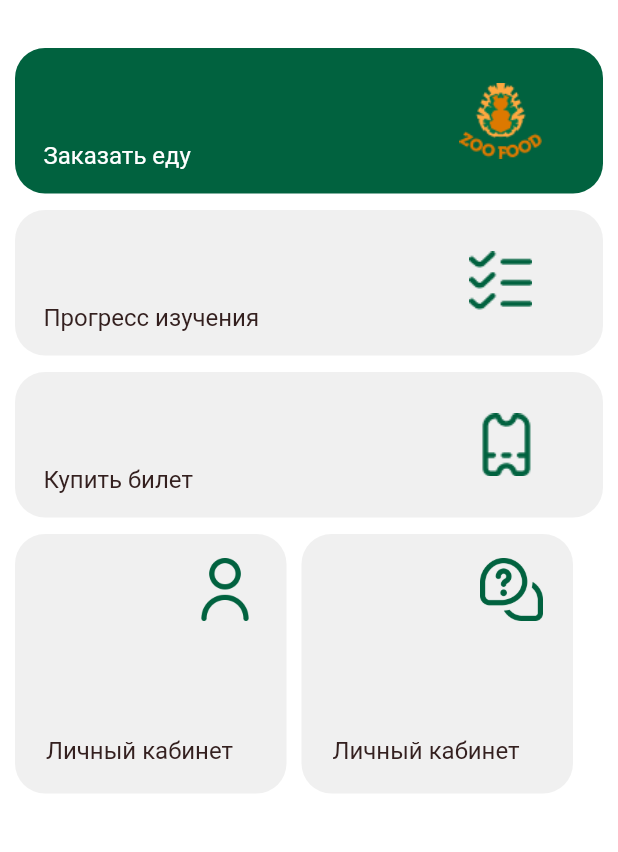
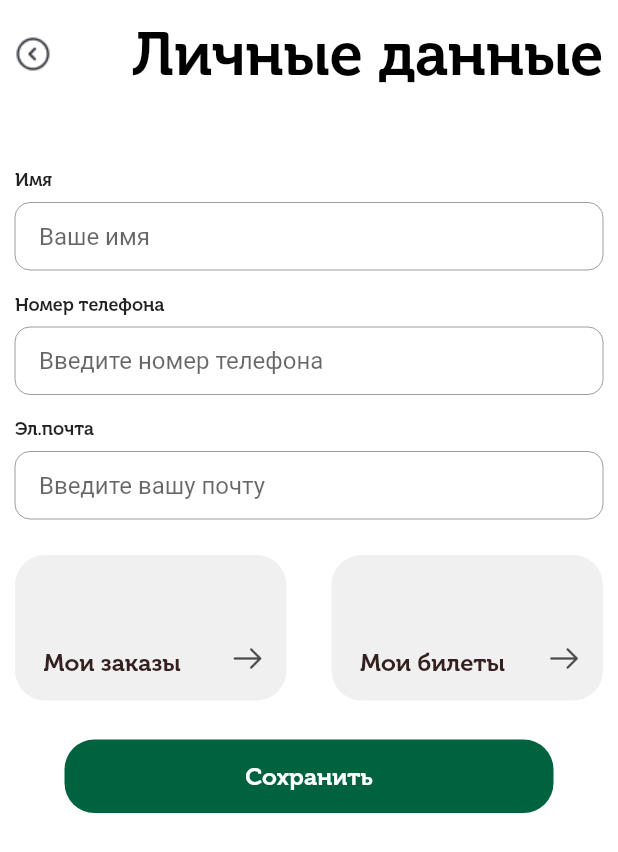
Before and after one commit to Zoorman24/ZooProject, a Flutter app: the profile screen opened directly, after a tap on "Личный кабинет", on a phone screen of 412 x 824 dp. Shown: the top 852 px of the screen. Run offline on Flutter 3.47's test engine with Material 2 defaults, Android fonts, the phone set to English and light mode, and no system bars; our stand-ins replace audioplayers, simple_circular_progress_bar; Roboto replaces fonts that are missing (mouse700).

Commit message:
Добавлены страницы в профиле

```diff
--- a/Zoo_Project_List/lib/ListQuest/OnePage/WidgetsOnePageList/OnePageLIST.dart
+++ b/Zoo_Project_List/lib/ListQuest/OnePage/WidgetsOnePageList/OnePageLIST.dart
@@ -36,7 +36,9 @@ class _QuestList extends State<QuestList> {
                 mainAxisAlignment: MainAxisAlignment.spaceBetween,
                 children: [
                   InkWell(
-                    onTap: () {},
+                    onTap: () {
+                      Navigator.pop(context);
+                    },
                     child: const Icon(
                       Icons.arrow_back_ios_new_rounded,
                       size: 20,
--- /dev/null
+++ b/Zoo_Project_List/lib/ProfileList/listquestion/Personaldata.dart
@@ -0,0 +1,243 @@
+import 'package:Zoo_Project/image/image.dart';
+import 'package:flutter/material.dart';
+
+@override
+class Personaldata extends StatefulWidget {
+  const Personaldata({super.key});
+  @override
+  State<Personaldata> createState() => _Personaldata();
+}
+
+class _Personaldata extends State<Personaldata> {
+  @override
+  Widget build(BuildContext context) {
+    return Scaffold(
+      backgroundColor: const Color.fromARGB(255, 255, 255, 255),
+      body: SafeArea(
+        child: Padding(
+          padding: const EdgeInsets.fromLTRB(10, 12, 10, 0),
+          child: Column(
+            children: [
+              Row(
+                mainAxisAlignment: MainAxisAlignment.spaceBetween,
+                children: [
+                  InkWell(
+                    onTap: () {
+                      Navigator.pop(context);
+                    },
+                    child: Image(image: appimages.arrowcircleleft),
+                  ),
+                  Text(
+                    'Личные данные',
+                    style: TextStyle(
+                        fontSize: 40,
+                        fontFamily: 'museo700',
+                        color: Colors.black),
+                  ),
+                ],
+              ),
+              SizedBox(
+                height: 53,
+              ),
+              Container(
+                child: Column(
+                  mainAxisAlignment: MainAxisAlignment.start,
+                  children: [
+                    Row(children: [
+                      Text(
+                        'Имя',
+                        style: TextStyle(
+                          fontFamily: 'museo700',
+                          fontSize: 12,
+                        ),
+                      ),
+                    ]),
+                    SizedBox(
+                      height: 8,
+                    ),
+                    TextField(
+                      decoration: InputDecoration(
+                        isCollapsed: true,
+                        contentPadding: EdgeInsets.fromLTRB(16, 13, 0, 13),
+                        border: OutlineInputBorder(
+                          borderSide: BorderSide(
+                            color: Color.fromARGB(255, 197, 198, 204),
+                            width: 1,
+                          ),
+                          borderRadius: BorderRadius.circular(10),
+                        ),
+                        hintText: 'Ваше имя',
+                      ),
+                    ),
+                  ],
+                ),
+              ),
+              SizedBox(
+                height: 16,
+              ),
+              Container(
+                child: Column(
+                  mainAxisAlignment: MainAxisAlignment.start,
+                  children: [
+                    Row(children: [
+                      Text(
+                        'Номер телефона',
+                        style: TextStyle(
+                          fontFamily: 'museo700',
+                          fontSize: 12,
+                        ),
+                      ),
+                    ]),
+                    SizedBox(
+                      height: 8,
+                    ),
+                    TextField(
+                      decoration: InputDecoration(
+                        isCollapsed: true,
+                        contentPadding: EdgeInsets.fromLTRB(16, 13, 0, 13),
+                        border: OutlineInputBorder(
+                          borderSide: BorderSide(
+                            color: Color.fromARGB(255, 197, 198, 204),
+                            width: 1,
+                          ),
+                          borderRadius: BorderRadius.circular(10),
+                        ),
+                        hintText: 'Введите номер телефона',
+                      ),
+                    ),
+                  ],
+                ),
+              ),
+              SizedBox(
+                height: 16,
+              ),
+              Container(
+                child: Column(
+                  mainAxisAlignment: MainAxisAlignment.start,
+                  children: [
+                    Row(children: [
+                      Text(
+                        'Эл.почта',
+                        style: TextStyle(
+                          fontFamily: 'museo700',
+                          fontSize: 12,
+                        ),
+                      ),
+                    ]),
+                    SizedBox(
+                      height: 8,
+                    ),
+                    TextField(
+                      decoration: InputDecoration(
+                        isCollapsed: true,
+                        contentPadding: EdgeInsets.fromLTRB(16, 13, 0, 13),
+                        border: OutlineInputBorder(
+                          borderSide: BorderSide(
+                            color: Color.fromARGB(255, 197, 198, 204),
+                            width: 1,
+                          ),
+                          borderRadius: BorderRadius.circular(10),
+                        ),
+                        hintText: 'Введите вашу почту',
+                      ),
+                    ),
+                  ],
+                ),
+              ),
+              SizedBox(
+                height: 24,
+              ),
+              Row(
+                mainAxisAlignment: MainAxisAlignment.spaceBetween,
+                children: [
+                  InkWell(
+                    onTap: () {},
+                    child: Container(
+                        width: 181,
+                        height: 97,
+                        decoration: BoxDecoration(
+                            borderRadius: BorderRadius.circular(20),
+                            color: const Color.fromARGB(255, 240, 240, 240)),
+                        child: Padding(
+                          padding: const EdgeInsets.fromLTRB(19, 0, 14, 16),
+                          child: Row(
+                            mainAxisAlignment: MainAxisAlignment.spaceBetween,
+                            crossAxisAlignment: CrossAxisAlignment.end,
+                            children: [
+                              Text(
+                                'Мои заказы',
+                                style: TextStyle(
+                                    fontFamily: 'museo700',
+                                    fontSize: 16,
+                                    color:
+                                        const Color.fromARGB(255, 52, 32, 31)),
+                              ),
+                              Container(
+                                  height: 24,
+                                  width: 24,
+                                  child: Image(image: appimages.arrowright))
+                            ],
+                          ),
+                        )),
+                  ),
+                  InkWell(
+                    onTap: () {},
+                    child: Container(
+                        width: 181,
+                        height: 97,
+                        decoration: BoxDecoration(
+                            borderRadius: BorderRadius.circular(20),
+                            color: const Color.fromARGB(255, 240, 240, 240)),
+                        child: Padding(
+                          padding: const EdgeInsets.fromLTRB(19, 0, 14, 16),
+                          child: Row(
+                            mainAxisAlignment: MainAxisAlignment.spaceBetween,
+                            crossAxisAlignment: CrossAxisAlignment.end,
+                            children: [
+                              Text(
+                                'Мои билеты',
+                                style: TextStyle(
+                                    fontFamily: 'museo700',
+                                    fontSize: 16,
+                                    color:
+                                        const Color.fromARGB(255, 52, 32, 31)),
+                              ),
+                              Container(
+                                  height: 24,
+                                  width: 24,
+                                  child: Image(image: appimages.arrowright))
+                            ],
+                          ),
+                        )),
+                  ),
+                ],
+              ),
+              SizedBox(
+                height: 26,
+              ),
+              InkWell(
+                onTap: () {},
+                child: Center(
+                  child: Container(
+                      alignment: Alignment.center,
+                      height: 49,
+                      width: 326,
+                      decoration: BoxDecoration(
+                          borderRadius: BorderRadius.circular(20),
+                          color: const Color.fromARGB(255, 1, 98, 63)),
+                      child: Text(
+                        'Сохранить',
+                        style: TextStyle(
+                            fontFamily: 'museo700',
+                            fontSize: 16,
+                            color: Colors.white),
+                      )),
+                ),
+              )
+            ],
+          ),
+        ),
+      ),
+    );
+  }
+}
--- a/Zoo_Project_List/lib/ProfileList/profilelist.dart
+++ b/Zoo_Project_List/lib/ProfileList/profilelist.dart
@@ -1,5 +1,9 @@
+import 'package:Zoo_Project/ProfileList/listquestion/Personaldata.dart';
+import 'package:Zoo_Project/ProfileList/listquestion/questionlist.dart';
+import 'package:Zoo_Project/ProfileList/listquestion/tecketlist/ticketlist.dart';
 import 'package:Zoo_Project/image/image.dart';
 import 'package:flutter/material.dart';
+import 'package:Zoo_Project/ListQuest/OnePage/WidgetsOnePageList/OnePageLIST.dart';
 
 @override
 class profile extends StatefulWidget {
@@ -27,6 +31,7 @@ class _profile extends State<profile> {
                       borderRadius: BorderRadius.circular(20),
                       color: const Color.fromARGB(255, 1, 98, 63)),
                   child: Row(
+                    mainAxisAlignment: MainAxisAlignment.spaceBetween,
                     children: [
                       Container(
                         padding: EdgeInsets.fromLTRB(19, 0, 0, 16),
@@ -35,12 +40,12 @@ class _profile extends State<profile> {
                           'Заказать еду',
                           style: TextStyle(
                               fontSize: 16,
-                              fontFamily: 'mouse700',
+                              fontFamily: 'museo700',
                               color: Colors.white),
                         ),
                       ),
                       Padding(
-                        padding: const EdgeInsets.only(left: 179),
+                        padding: const EdgeInsets.fromLTRB(0, 0, 14, 0),
                         child: Container(
                           height: 60,
                           width: 55,
@@ -57,7 +62,10 @@ class _profile extends State<profile> {
                 height: 11,
               ),
               InkWell(
-                onTap: () {},
+                onTap: () {
+                  Navigator.of(context).push(
+                      MaterialPageRoute(builder: (context) => QuestList()));
+                },
                 child: Container(
                   height: 97,
                   width: double.infinity,
@@ -65,6 +73,7 @@ class _profile extends State<profile> {
                       borderRadius: BorderRadius.circular(20),
                       color: const Color.fromARGB(255, 240, 240, 240)),
                   child: Row(
+                    mainAxisAlignment: MainAxisAlignment.spaceBetween,
                     children: [
                       Container(
                         padding: EdgeInsets.fromLTRB(19, 0, 0, 16),
@@ -73,15 +82,15 @@ class _profile extends State<profile> {
                           'Прогресс изучения',
                           style: TextStyle(
                               fontSize: 16,
-                              fontFamily: 'mouse700',
+                              fontFamily: 'museo700',
                               color: const Color.fromARGB(255, 52, 32, 31)),
                         ),
                       ),
                       Padding(
-                        padding: const EdgeInsets.only(left: 140),
+                        padding: const EdgeInsets.fromLTRB(0, 0, 14, 0),
                         child: Container(
-                          height: 42,
-                          width: 42,
+                          height: 60,
+                          width: 55,
                           child: Image(
                             image: appimages.iconlistcheck,
                           ),
@@ -95,7 +104,10 @@ class _profile extends State<profile> {
                 height: 11,
               ),
               InkWell(
-                onTap: () {},
+                onTap: () {
+                  Navigator.of(context).push(
+                      MaterialPageRoute(builder: (context) => ticketlist()));
+                },
                 child: Container(
                   height: 97,
                   width: double.infinity,
@@ -103,6 +115,7 @@ class _profile extends State<profile> {
                       borderRadius: BorderRadius.circular(20),
                       color: const Color.fromARGB(255, 240, 240, 240)),
                   child: Row(
+                    mainAxisAlignment: MainAxisAlignment.spaceBetween,
                     children: [
                       Container(
                         padding: EdgeInsets.fromLTRB(19, 0, 0, 16),
@@ -111,15 +124,15 @@ class _profile extends State<profile> {
                           'Купить билет',
                           style: TextStyle(
                               fontSize: 16,
-                              fontFamily: 'mouse700',
+                              fontFamily: 'museo700',
                               color: Color.fromARGB(255, 52, 32, 31)),
                         ),
                       ),
                       Padding(
-                        padding: const EdgeInsets.only(left: 188),
+                        padding: const EdgeInsets.fromLTRB(0, 0, 14, 0),
                         child: Container(
-                          height: 42,
-                          width: 42,
+                          height: 60,
+                          width: 55,
                           child: Image(
                             image: appimages.iconfontticket,
                           ),
@@ -135,7 +148,10 @@ class _profile extends State<profile> {
               Row(
                 children: [
                   InkWell(
-                    onTap: () {},
+                    onTap: () {
+                      Navigator.of(context).push(MaterialPageRoute(
+                          builder: (context) => Personaldata()));
+                    },
                     child: Container(
                       width: 181,
                       height: 173,
@@ -157,7 +173,7 @@ class _profile extends State<profile> {
                             'Личный кабинет',
                             style: TextStyle(
                                 fontSize: 16,
-                                fontFamily: 'mouse700',
+                                fontFamily: 'museo700',
                                 color: Color.fromARGB(255, 52, 32, 31)),
                           ),
                         )
@@ -168,7 +184,10 @@ class _profile extends State<profile> {
                     width: 10,
                   ),
                   InkWell(
-                    onTap: () {},
+                    onTap: () {
+                      Navigator.of(context).push(MaterialPageRoute(
+                          builder: (context) => questionlist()));
+                    },
                     child: Container(
                       width: 181,
                       height: 173,
@@ -187,10 +206,10 @@ class _profile extends State<profile> {
                         Padding(
                           padding: const EdgeInsets.fromLTRB(13, 77, 28, 0),
                           child: Text(
-                            'Личный кабинет',
+                            'Задать вопрос',
                             style: TextStyle(
                                 fontSize: 16,
-                                fontFamily: 'mouse700',
+                                fontFamily: 'museo700',
                                 color: Color.fromARGB(255, 52, 32, 31)),
                           ),
                         )
--- a/Zoo_Project_List/lib/image/image.dart
+++ b/Zoo_Project_List/lib/image/image.dart
@@ -22,4 +22,5 @@ abstract class appimages {
   static const Rectangle4 = AssetImage('assets/image/Rectanglex4.png');
   static const iconfontuser = AssetImage('assets/image/iconfontuser.png');
   static const comments = AssetImage('assets/image/comments.png');
+  static const arrowright = AssetImage('assets/image/arrowright.png');
 }
--- a/Zoo_Project_List/lib/navigationBar/main_screen.dart
+++ b/Zoo_Project_List/lib/navigationBar/main_screen.dart
@@ -1,4 +1,3 @@
-import 'package:Zoo_Project/ListQuest/OnePage/WidgetsOnePageList/OnePageLIST.dart';
 import 'package:Zoo_Project/ProfileList/profilelist.dart';
 import 'package:Zoo_Project/ZooInfo/ListZooInfo/ZooInfolist.dart';
 
@@ -37,7 +36,7 @@ class _MainScreenState extends State<MainScreen> {
         navKey: animalslist,
       ),
       NavModel(
-        page: const QuestList(),
+        page: const profile(),
         navKey: maplist,
       ),
       NavModel(
```
Also changed, not shown: Zoo_Project_List/lib/ProfileList/listquestion/questionlist.dart (added, +118 -0 lines), Zoo_Project_List/lib/ProfileList/listquestion/tecketlist/Ticket.dart (added, +118 -0 lines), Zoo_Project_List/lib/ProfileList/listquestion/tecketlist/ticketlist.dart (added, +92 -0 lines), Zoo_Project_List/assets/image/arrowright.png (added), 1 other file.
